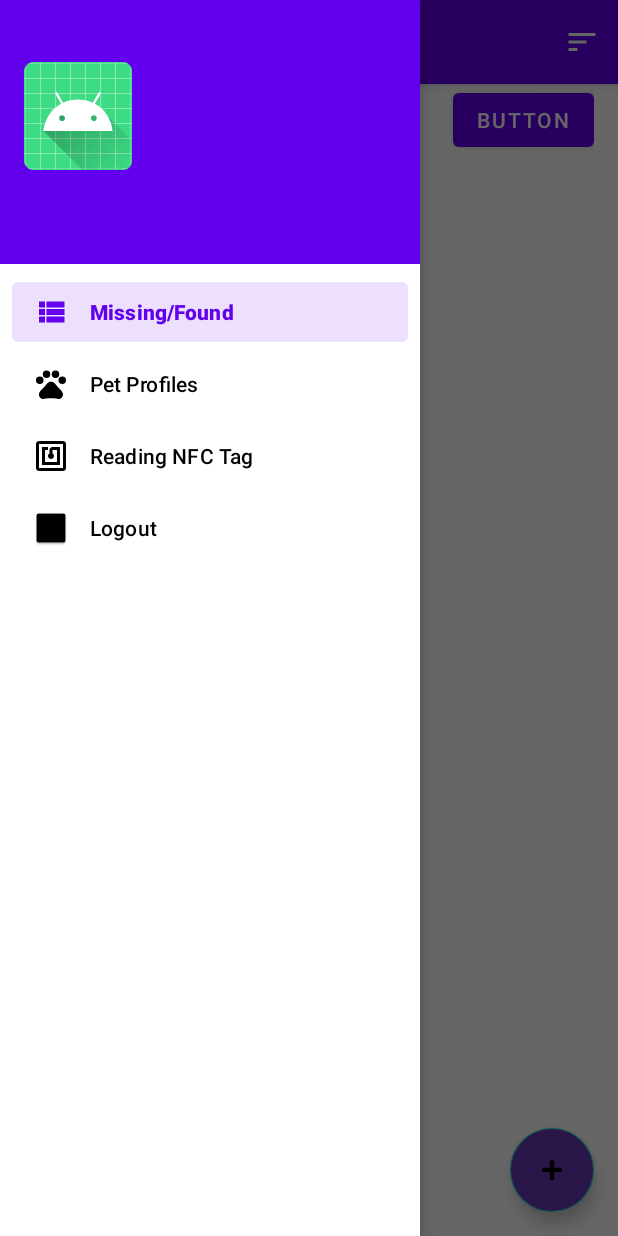
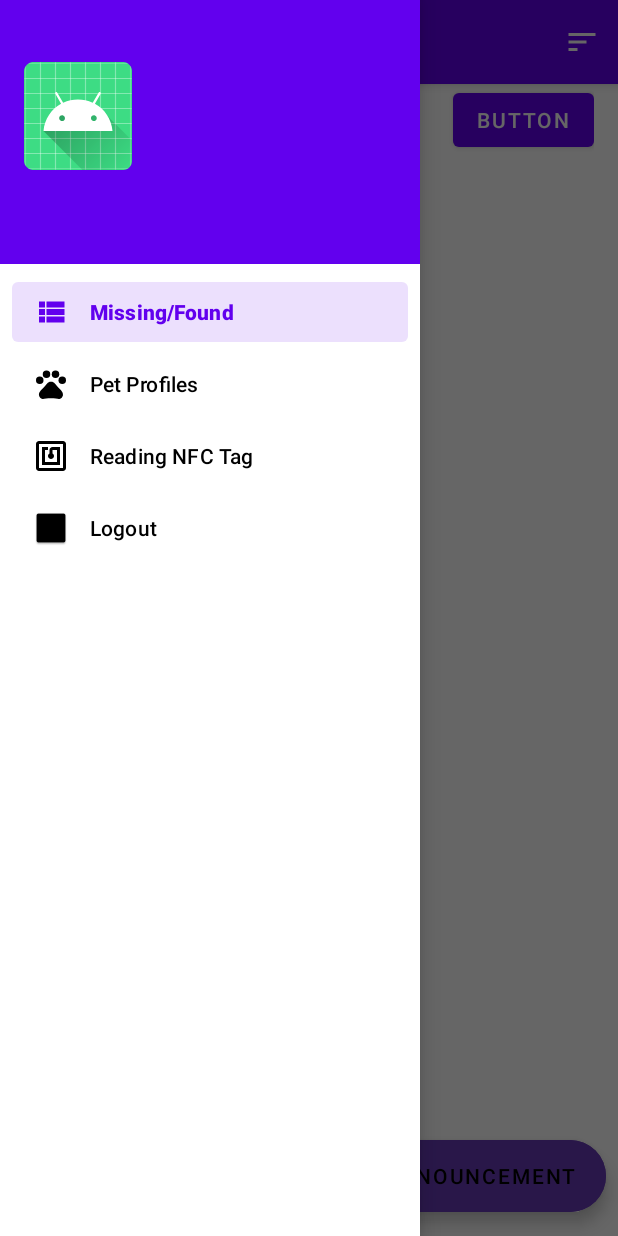
Before and after one commit to MichMac/FindMyPet, an Android app: the screen it shows after launch once a user with an empty profile is signed in (MainActivity), with the side drawer open, on a phone screen of 412 x 824 dp. Run offline under Robolectric (Android 15) with nearby library versions, the phone set to English and light mode, and no system bars; our stand-ins replace Firebase (no records; nobody signed in at launch, a user with empty details on screens opened directly), navigation-ui.

Commit message:
Design improvement
- New design of fab buttons in announcement list
- Implemented for some transitions between fragments new animations

```diff
--- a/app/src/main/java/com/example/findmypet/views/AnnouncementsListFragment.java
+++ b/app/src/main/java/com/example/findmypet/views/AnnouncementsListFragment.java
@@ -24,6 +24,7 @@ import com.example.findmypet.adapters.AnnouncementsListAdapter;
 import com.example.findmypet.adapters.OnAnnouncementListener;
 import com.example.findmypet.models.Announcement;
 import com.example.findmypet.viewmodels.AnnouncementsListSharedViewModel;
+import com.google.android.material.floatingactionbutton.ExtendedFloatingActionButton;
 import com.google.android.material.floatingactionbutton.FloatingActionButton;
 
 import java.util.Collections;
@@ -35,13 +36,11 @@ public class AnnouncementsListFragment extends Fragment implements OnAnnouncemen
     private AnnouncementsListSharedViewModel mAnnouncementsListSharedViewModel;
     private static final String TAG = "AnnouncementsListFrag";
 
-    FloatingActionButton mAddAnnFab, mAddLostPetAnnFab, mAddFoundPetAnnFab;
-    TextView addLostPetAnnText, addFoundPetAnnText;
+    ExtendedFloatingActionButton mAddAnnFab, mAddLostPetAnnFab, mAddFoundPetAnnFab;
     Boolean isAllFabsVisible;
     Boolean isFoundAnn;
     AnnouncementsListAdapter adapter;
     Boolean isSorting;
-
 
     public View onCreateView(@NonNull LayoutInflater inflater,
                              ViewGroup container, Bundle savedInstanceState) {
@@ -64,13 +63,8 @@ public class AnnouncementsListFragment extends Fragment implements OnAnnouncemen
         mAddFoundPetAnnFab = root.findViewById(R.id.add_found_pet_ann_fab);
         mAddLostPetAnnFab = root.findViewById(R.id.add_lost_pet_ann_fab);
 
-        addFoundPetAnnText = root.findViewById(R.id.add_found_pet_ann_text);
-        addLostPetAnnText = root.findViewById(R.id.add_lost_pet_ann_text);
-
         mAddFoundPetAnnFab.setVisibility(View.GONE);
         mAddLostPetAnnFab.setVisibility(View.GONE);
-        addFoundPetAnnText.setVisibility(View.GONE);
-        addLostPetAnnText.setVisibility(View.GONE);
 
         isAllFabsVisible = false;
 
@@ -86,9 +80,6 @@ public class AnnouncementsListFragment extends Fragment implements OnAnnouncemen
                             root.findViewById(R.id.recyclerview_announcements).setAlpha((float)0.20);
                             mAddFoundPetAnnFab.show();
                             mAddLostPetAnnFab.show();
-                            addFoundPetAnnText.setVisibility(View.VISIBLE);
-                            addLostPetAnnText.setVisibility(View.VISIBLE);
-
                             // make the boolean variable true as
                             // we have set the sub FABs
                             // visibility to GONE
@@ -101,9 +92,6 @@ public class AnnouncementsListFragment extends Fragment implements OnAnnouncemen
                             root.findViewById(R.id.recyclerview_announcements).setAlpha(1);
                             mAddFoundPetAnnFab.hide();
                             mAddLostPetAnnFab.hide();
-                            addFoundPetAnnText.setVisibility(View.GONE);
-                            addLostPetAnnText.setVisibility(View.GONE);
-
                             // make the boolean variable false
                             // as we have set the sub FABs
                             // visibility to GONE
--- a/app/src/main/java/com/example/findmypet/views/MainActivity.java
+++ b/app/src/main/java/com/example/findmypet/views/MainActivity.java
@@ -178,8 +178,8 @@ public class MainActivity extends AppCompatActivity implements NfcDialogListener
         getMenuInflater().inflate(R.menu.main, menu);
         MenuItem item = menu.findItem(R.id.save_action);
         MenuItem sorting = menu.findItem(R.id.sorting_date);
-        MenuItem sortAsc = menu.findItem(R.id.sorting_ascending_date);
-        MenuItem sortDesc = menu.findItem(R.id.sorting_descending_date);
+//        MenuItem sortAsc = menu.findItem(R.id.sorting_ascending_date);
+//        MenuItem sortDesc = menu.findItem(R.id.sorting_descending_date);
 
         item.setVisible(false);
         sorting.setVisible(false);
--- a/app/src/main/res/layout/announcements_list_fragment.xml
+++ b/app/src/main/res/layout/announcements_list_fragment.xml
@@ -48,79 +48,52 @@
         app:layout_constraintTop_toBottomOf="@+id/constraintLayout"
         tools:listitem="@layout/announcement_item" />
 
-    <com.google.android.material.floatingactionbutton.FloatingActionButton
+    <com.google.android.material.floatingactionbutton.ExtendedFloatingActionButton
         android:id="@+id/add_ann_fab"
         android:layout_width="wrap_content"
         android:layout_height="wrap_content"
         android:layout_gravity="end"
-        android:layout_marginEnd="16dp"
+        android:layout_marginEnd="8dp"
         android:layout_marginBottom="16dp"
         android:backgroundTint="#673AB7"
-        android:src="@android:drawable/ic_input_add"
+        android:text="@string/announcement_fab"
         app:fabSize="normal"
+        app:icon="@android:drawable/ic_input_add"
         app:layout_constraintBottom_toBottomOf="parent"
         app:layout_constraintEnd_toEndOf="parent"
         tools:ignore="ContentDescription" />
 
-    <!--Floating action button for add alarm-->
-    <!--Make sure that you are constraining this
-        button to the parent button-->
-    <com.google.android.material.floatingactionbutton.FloatingActionButton
+    <com.google.android.material.floatingactionbutton.ExtendedFloatingActionButton
         android:id="@+id/add_found_pet_ann_fab"
         android:layout_width="wrap_content"
         android:layout_height="wrap_content"
         android:layout_marginBottom="24dp"
         android:backgroundTint="#673AB7"
+        android:text="@string/found_fab"
         app:fabSize="normal"
+        app:icon="@drawable/ic_baseline_announcement_24"
         app:layout_constraintBottom_toTopOf="@+id/add_ann_fab"
         app:layout_constraintEnd_toEndOf="@+id/add_ann_fab"
         app:layout_constraintStart_toStartOf="@+id/add_ann_fab"
-        app:srcCompat="@drawable/ic_baseline_announcement_24"
         tools:ignore="ContentDescription" />
 
-    <!--Action name text for the add alarm button-->
-    <!--Make sure that you are constraining this Text to
-        the add Alarm FAB button-->
-    <TextView
-        android:id="@+id/add_found_pet_ann_text"
-        android:layout_width="wrap_content"
-        android:layout_height="wrap_content"
-        android:layout_marginEnd="8dp"
-        android:background="#FFFFFF"
-        android:text="@string/add_found_pet_announcement"
-        app:layout_constraintBottom_toBottomOf="@+id/add_found_pet_ann_fab"
-        app:layout_constraintEnd_toStartOf="@+id/add_found_pet_ann_fab"
-        app:layout_constraintTop_toTopOf="@+id/add_found_pet_ann_fab"/>
-
-    <!--Floating action button for add person-->
-    <!--Make sure that you are constraining this
-        button to the add Alarm FAB button-->
-    <com.google.android.material.floatingactionbutton.FloatingActionButton
+    <com.google.android.material.floatingactionbutton.ExtendedFloatingActionButton
         android:id="@+id/add_lost_pet_ann_fab"
         android:layout_width="wrap_content"
         android:layout_height="wrap_content"
         android:layout_marginBottom="24dp"
         android:backgroundTint="#673AB7"
+        android:text="@string/lost_fab"
         app:fabSize="normal"
         app:layout_constraintBottom_toTopOf="@+id/add_found_pet_ann_fab"
         app:layout_constraintEnd_toEndOf="@+id/add_found_pet_ann_fab"
         app:layout_constraintStart_toStartOf="@+id/add_found_pet_ann_fab"
-        app:srcCompat="@drawable/ic_baseline_announcement_24"
+        app:icon="@drawable/ic_baseline_announcement_24"
         tools:ignore="ContentDescription" />
 
     <!--Action name text for the add person button-->
     <!--Make sure that you are constraining this Text
         to the add Person FAB button-->
-    <TextView
-        android:id="@+id/add_lost_pet_ann_text"
-        android:layout_width="wrap_content"
-        android:layout_height="wrap_content"
-        android:layout_marginEnd="8dp"
-        android:background="#FFFFFF"
-        android:text="@string/add_lost_pet_announcement"
-        app:layout_constraintBottom_toBottomOf="@+id/add_lost_pet_ann_fab"
-        app:layout_constraintEnd_toStartOf="@+id/add_lost_pet_ann_fab"
-        app:layout_constraintTop_toTopOf="@+id/add_lost_pet_ann_fab" />
 
 
 </androidx.constraintlayout.widget.ConstraintLayout>
--- a/app/src/main/res/layout/auth_fragment.xml
+++ b/app/src/main/res/layout/auth_fragment.xml
@@ -39,7 +39,6 @@
         app:layout_constraintEnd_toEndOf="parent"
         app:layout_constraintStart_toStartOf="parent"
         app:layout_constraintTop_toBottomOf="@+id/newuser_user_layout_fragment">
-
         <com.google.android.material.textfield.TextInputEditText
             android:id="@+id/newuser_password_fragment"
             android:layout_width="match_parent"
--- a/app/src/main/res/values/strings.xml
+++ b/app/src/main/res/values/strings.xml
@@ -69,6 +69,9 @@
     <string name="sorting_by_date">Sorting by date</string>
     <string name="sorting_descending_by_date">Sorting descending by date</string>
     <string name="sorting_ascending_by_date">Sorting ascending by date</string>
+    <string name="lost_fab">Lost</string>
+    <string name="found_fab">Found</string>
+    <string name="announcement_fab">Announcement</string>
     <string-array name="gender_array">
         <item>Male</item>
         <item>Female</item>
```
Also changed, not shown: app/src/main/res/navigation/mobile_navigation.xml (+23 -8 lines).
